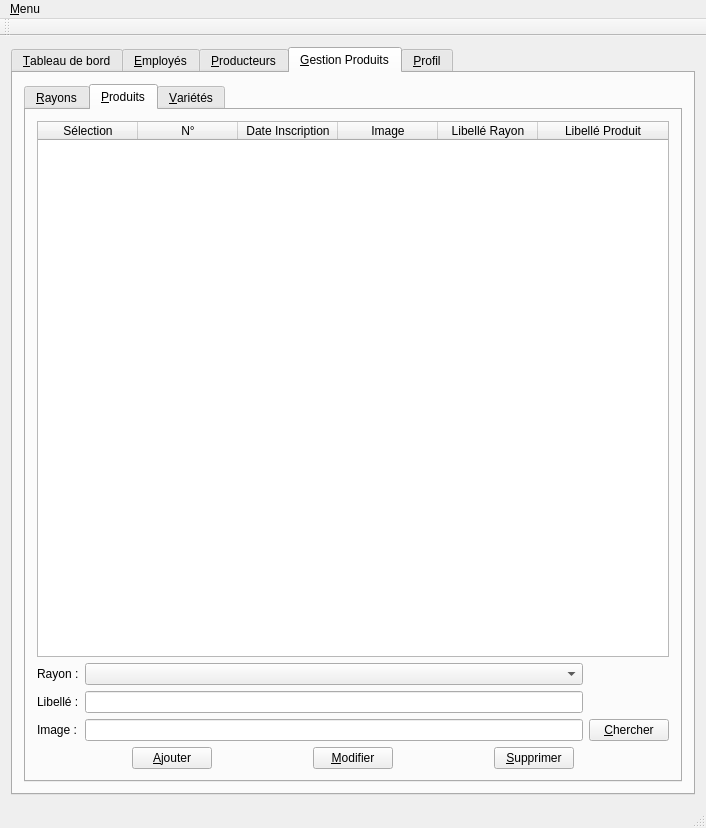
Above: mainwindow.ui from LouisVraie/circuitsCourtsBackOffice before the change. Below: the same form after it.
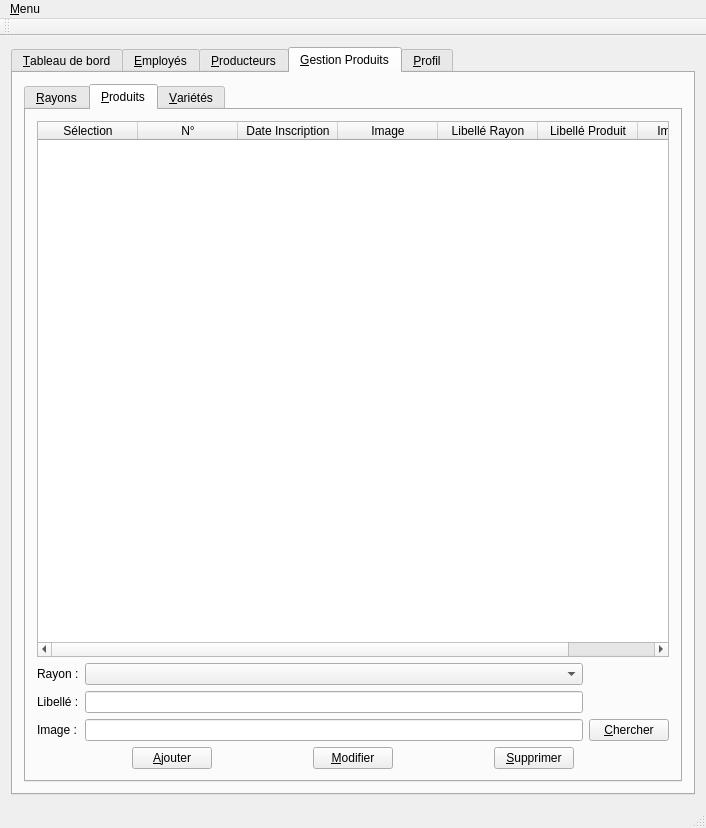
That is the form after the change. Icons and pictures are not drawn.

Diff of the .ui file:
```diff
--- a/mainwindow.ui
+++ b/mainwindow.ui
@@ -997,6 +997,11 @@
                 <string>Libellé Produit</string>
                </property>
               </column>
+              <column>
+               <property name="text">
+                <string>Image Path</string>
+               </property>
+              </column>
              </widget>
             </item>
             <item>
```
